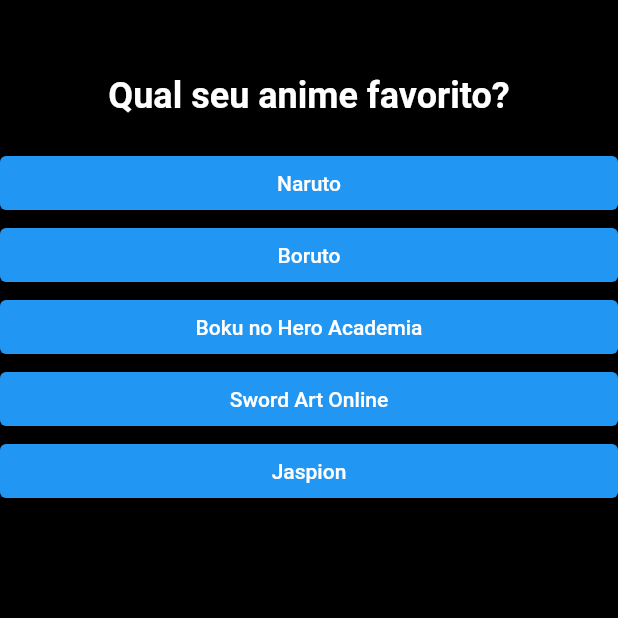
After one commit to willams192/projeto_perguntas, a Flutter app: the screen it shows after launch, on a phone screen of 412 x 824 dp, the top half of it. The commit adds this screen. Run offline on Flutter 3.47's test engine with Material 2 defaults, Android fonts, the phone set to English and light mode, and no system bars.

Commit message:
Refatoraçao:: refatorando as questões

```diff
--- a/lib/main.dart
+++ b/lib/main.dart
@@ -1,7 +1,6 @@
 import 'package:flutter/material.dart';
-import './questao.dart';
-import './resposta.dart';
 import './resultado.dart';
+import './questionario.dart';
 
 void main() => runApp(const PerguntaApp());
 
@@ -47,34 +46,20 @@ class _PerguntaAppState extends State<PerguntaApp> {
 
   @override
   Widget build(BuildContext context) {
-    List<String> respostas = temPerguntaSelecionada
-        ? _perguntas[_perguntaSelecionada].cast()['resposta']
-        : [];
-    List<Widget> widgets =
-        respostas.map((t) => Resposta(t, _pressionar)).toList();
-
     // for (var textoRep in repostas ) {
     //   widgets.add(Resposta(textoRep, _pressionar));
     // }
 
     return MaterialApp(
-      home: Scaffold(
-        backgroundColor: Colors.black,
-        body: temPerguntaSelecionada
-            ? Column(
-                children: [
-                  Questao(_perguntas[_perguntaSelecionada]['texto'].toString(),
-                      estilo: const TextStyle(
-                        color: Colors.white,
-                        fontSize: 24,
-                        fontWeight: FontWeight.bold,
-                      )),
-                  ...widgets,
-                ],
-              )
-            : const Resultado('Parabéns'),
-      ),
-    );
+        home: Scaffold(
+      backgroundColor: Colors.black,
+      body: temPerguntaSelecionada
+          ? Questionario(
+              perguntaSelecionada: _perguntaSelecionada,
+              perguntas: _perguntas,
+              pressionar: _pressionar)
+          : const Resultado('Parabéns'),
+    ));
   }
 }
 
--- /dev/null
+++ b/lib/questionario.dart
@@ -0,0 +1,41 @@
+import 'package:flutter/material.dart';
+import './resposta.dart';
+import './questao.dart';
+
+class Questionario extends StatelessWidget {
+  final List<Map<String, Object>> perguntas;
+  final int perguntaSelecionada;
+  final void Function() pressionar;
+
+  const Questionario(
+      {required this.perguntas,
+      required this.perguntaSelecionada,
+      required this.pressionar,
+      super.key});
+
+  bool get temPerguntaSelecionada {
+    return perguntaSelecionada < perguntas.length;
+  }
+
+  @override
+  Widget build(BuildContext context) {
+    List<String> respostas = temPerguntaSelecionada
+        ? perguntas[perguntaSelecionada].cast()['resposta']
+        : [];
+
+    List<Widget> widgets =
+        respostas.map((t) => Resposta(t, pressionar)).toList();
+
+    return Column(
+      children: [
+        Questao(perguntas[perguntaSelecionada]['texto'].toString(),
+            estilo: const TextStyle(
+              color: Colors.white,
+              fontSize: 24,
+              fontWeight: FontWeight.bold,
+            )),
+        ...widgets,
+      ],
+    );
+  }
+}
```
